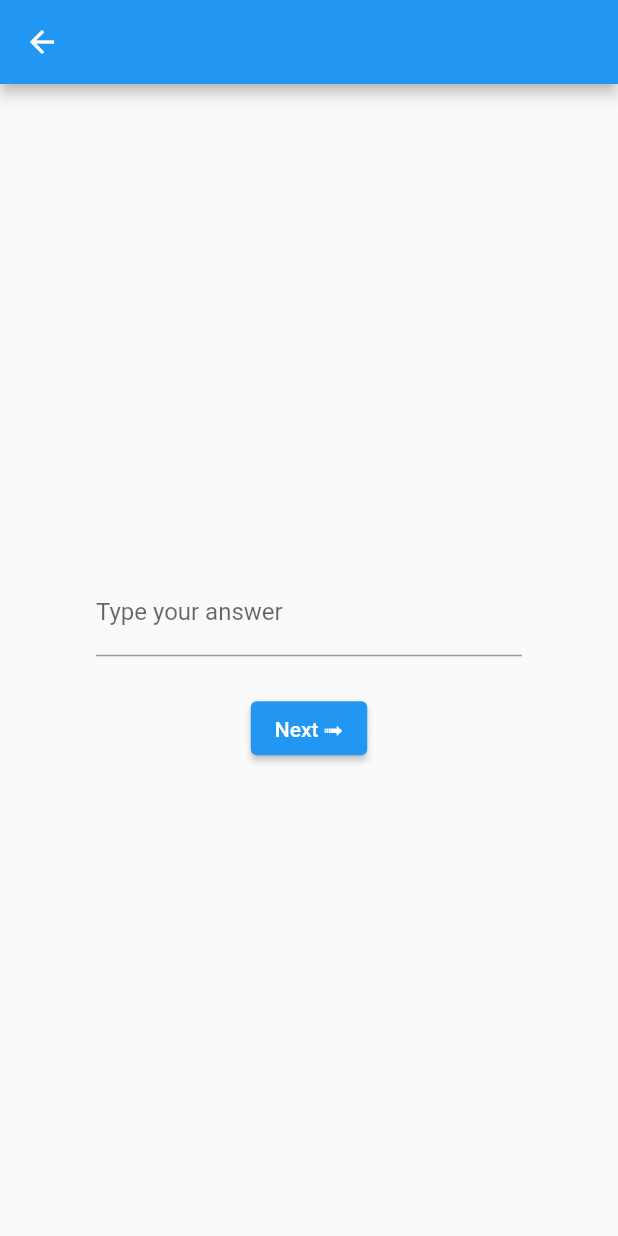
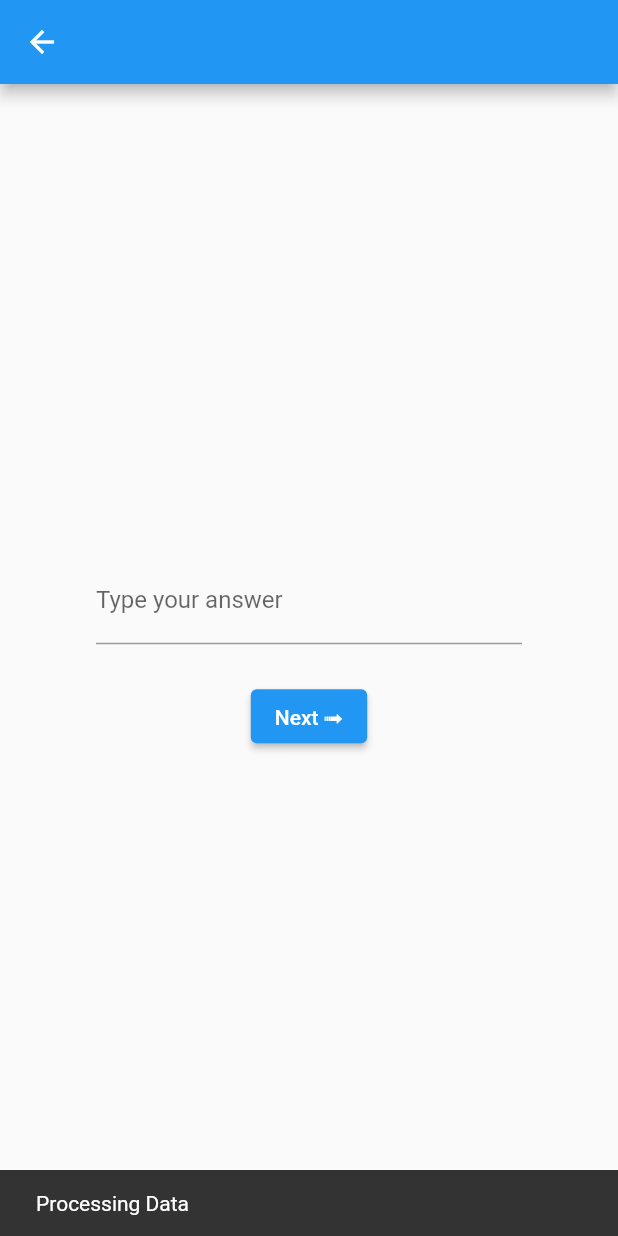
Before and after one commit to cyclexit/object_guesser, a Flutter app: the AboutPage screen opened by its route, after a tap on "Next ➟", on a phone screen of 412 x 824 dp. Run offline on Flutter 3.47's test engine with Material 2 defaults, Android fonts, the phone set to English and light mode, and no system bars; our stand-ins replace font_awesome_flutter.

Commit message:
Partially implement _UserInputFormState

```diff
--- a/lib/ui/forms/user_input_form.dart
+++ b/lib/ui/forms/user_input_form.dart
@@ -1,20 +1,37 @@
 import 'package:flutter/material.dart';
 
 import 'package:object_guesser/game/user_input_regex.dart';
+import 'package:object_guesser/ui/widgets/next_button.dart';
 
 // TODO:
 // 1. Convert this to StatefulWidget
-class UserInputForm extends StatelessWidget {
+class UserInputForm extends StatefulWidget {
   const UserInputForm({Key? key}) : super(key: key);
 
   @override
+  State<UserInputForm> createState() => _UserInputFormState();
+}
+
+class _UserInputFormState extends State<UserInputForm> {
+  final _formKey = GlobalKey<FormState>();
+
+  @override
   Widget build(BuildContext context) {
-    return Padding(
-      padding: const EdgeInsets.symmetric(horizontal: 64, vertical: 16),
+    return Form(
+        key: _formKey,
+        child: Column(
+          mainAxisAlignment: MainAxisAlignment.center,
+          mainAxisSize: MainAxisSize.min,
+          crossAxisAlignment: CrossAxisAlignment.center,
+          children: [
+            Padding(
+              padding: const EdgeInsets.symmetric(horizontal: 64, vertical: 8),
               child: TextFormField(
                 validator: (String? value) {
                   if (value != null) {
-            return userInputRegExp.hasMatch(value) ? null : inputFormatHelpMsg;
+                    return userInputRegExp.hasMatch(value)
+                        ? null
+                        : inputFormatHelpMsg;
                   }
                   return null;
                 },
@@ -24,6 +41,23 @@ class UserInputForm extends StatelessWidget {
                   labelText: 'Type your answer',
                 ),
               ),
+            ),
+            Padding(
+              padding: const EdgeInsets.symmetric(vertical: 8),
+              child: NextButton(
+                onPressed: () {
+                  // Validate returns true if the form is valid, or false otherwise.
+                  if (_formKey.currentState!.validate()) {
+                    // If the form is valid, display a snackbar. In the real world,
+                    // you'd often call a server or save the information in a database.
+                    ScaffoldMessenger.of(context).showSnackBar(
+                      const SnackBar(content: Text('Processing Data')),
                     );
                   }
+                },
+              ),
+            ),
+          ],
+        ));
   }
+}
--- a/lib/ui/pages/about/about.dart
+++ b/lib/ui/pages/about/about.dart
@@ -12,13 +12,7 @@ class AboutPage extends StatelessWidget {
   Widget build(BuildContext context) {
     return Scaffold(
       appBar: AppBar(),
-      body: Center(
-        child: Column(
-          mainAxisAlignment: MainAxisAlignment.center,
-          mainAxisSize: MainAxisSize.min,
-          children: [const UserInputForm(), NextButton(onPressed: () {})],
-        ),
-      ),
+      body: const Center(child: UserInputForm()),
     );
   }
 }
```
Lines whose indentation alone changed are shown as unchanged.
